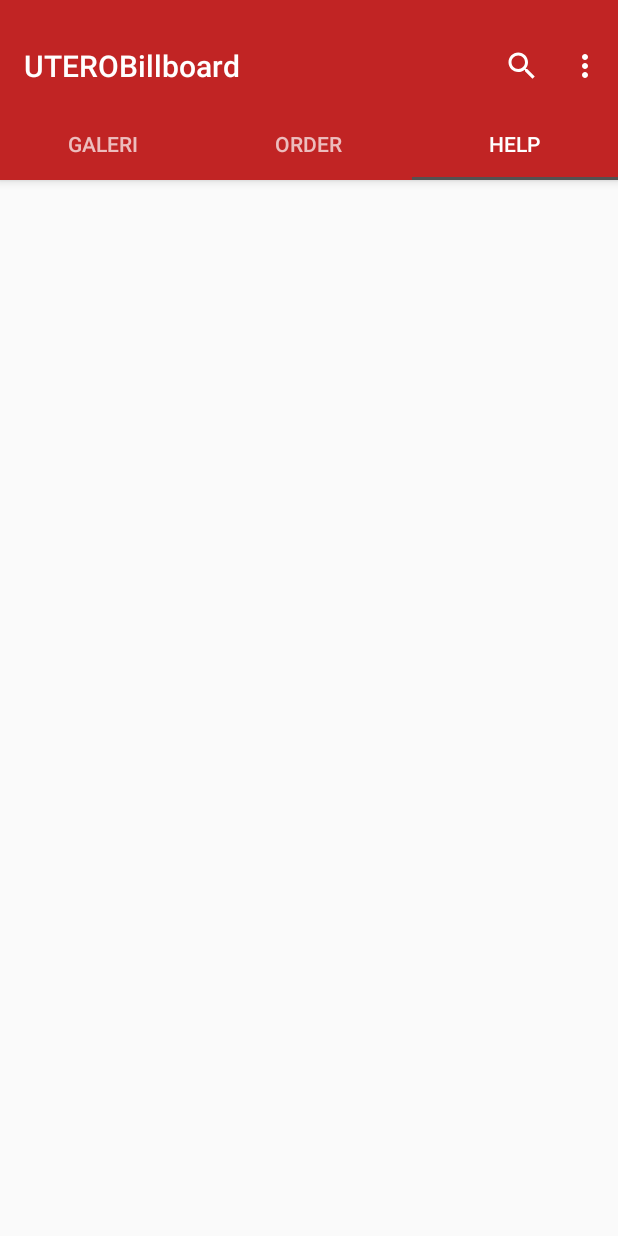
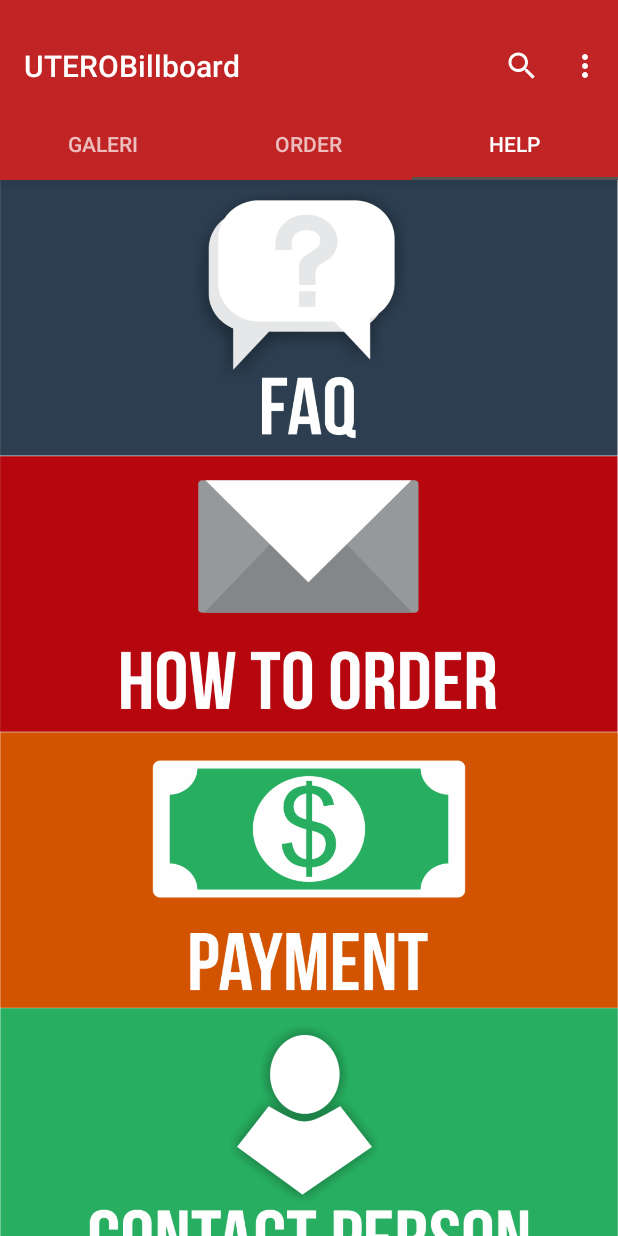
Before and after one commit to aulinarj/Utero, an Android app: the MainActivity screen opened directly, with no data from a screen before it, tab 3 chosen, on a phone screen of 412 x 824 dp. Run offline under Robolectric (Android 15) with nearby library versions, the phone set to English and light mode, and no system bars; pictures from the network do not load; 7 statements that could not run were skipped.

Commit message:
help (graphics)

```diff
--- /dev/null
+++ b/app/src/main/java/id/billboard/utero/uterobillboard/HelpFragment.java
@@ -0,0 +1,29 @@
+package id.billboard.utero.uterobillboard;
+
+
+import android.os.Bundle;
+import android.support.v4.app.Fragment;
+import android.view.LayoutInflater;
+import android.view.View;
+import android.view.ViewGroup;
+
+
+/**
+ * A simple {@link Fragment} subclass.
+ */
+public class HelpFragment extends Fragment {
+
+
+    public HelpFragment() {
+        // Required empty public constructor
+    }
+
+
+    @Override
+    public View onCreateView(LayoutInflater inflater, ViewGroup container,
+                             Bundle savedInstanceState) {
+        // Inflate the layout for this fragment
+        return inflater.inflate(R.layout.fragment_help, container, false);
+    }
+
+}
--- a/app/src/main/java/id/billboard/utero/uterobillboard/MainActivity.java
+++ b/app/src/main/java/id/billboard/utero/uterobillboard/MainActivity.java
@@ -138,6 +138,8 @@ public class MainActivity extends AppCompatActivity implements HotelAdapter.IHot
         public Fragment getItem(int position) {
             if (position == 0)
                 return new GaleryFragment();
+            else if (position == 2)
+                return new HelpFragment() ;
             else
                 return PlaceholderFragment.newInstance(position + 1);
         }
--- /dev/null
+++ b/app/src/main/res/layout/fragment_help.xml
@@ -0,0 +1,59 @@
+<?xml version="1.0" encoding="utf-8"?>
+<ScrollView xmlns:android="http://schemas.android.com/apk/res/android"
+    android:layout_width="match_parent"
+    android:layout_height="match_parent">
+<LinearLayout
+    xmlns:android="http://schemas.android.com/apk/res/android"
+    xmlns:tools="http://schemas.android.com/tools"
+    android:id="@+id/activity_button"
+    android:layout_width="match_parent"
+    android:layout_height="match_parent"
+    android:orientation="vertical"
+    android:weightSum="1"
+    tools:context="id.billboard.utero.uterobillboard.HelpFragment"
+    >
+
+    <!-- TODO: Update blank fragment layout -->
+    <Button
+        android:id="@+id/button1"
+        android:layout_width="match_parent"
+        android:layout_height="184dp"
+        android:layout_alignParentTop="true"
+        android:layout_centerHorizontal="true"
+        android:background="@drawable/help_faq"
+        android:padding="8dp"/>
+    <Button
+        android:id="@+id/button2"
+        android:layout_width="match_parent"
+        android:layout_height="184dp"
+        android:layout_alignParentTop="true"
+        android:layout_centerHorizontal="true"
+        android:background="@drawable/help_how"
+        android:padding="8dp"/>
+    <Button
+        android:id="@+id/button3"
+        android:layout_width="match_parent"
+        android:layout_height="184dp"
+        android:layout_alignParentTop="true"
+        android:layout_centerHorizontal="true"
+        android:background="@drawable/help_payment"
+        android:padding="8dp" />
+    <Button
+        android:id="@+id/button4"
+        android:layout_width="match_parent"
+        android:layout_height="184dp"
+        android:layout_alignParentTop="true"
+        android:layout_centerHorizontal="true"
+        android:background="@drawable/help_contact"
+        android:padding="8dp" />
+
+    <Button
+        android:id="@+id/button5"
+        android:layout_width="match_parent"
+        android:layout_height="184dp"
+        android:layout_alignParentTop="true"
+        android:layout_centerHorizontal="true"
+        android:background="@drawable/help_about"
+        />
+</LinearLayout>
+</ScrollView>
--- a/app/src/main/res/menu/menu_main.xml
+++ b/app/src/main/res/menu/menu_main.xml
@@ -5,13 +5,13 @@
     <item
         android:id="@+id/action_search"
         android:icon="@drawable/ic_search_black_24dp"
-        android:title="Cari Hotel"
+        android:title="Cari Billboard"
         app:actionViewClass="android.support.v7.widget.SearchView"
         app:showAsAction="ifRoom|collapseActionView" />
 
     <item
         android:id="@+id/action_settings"
         android:orderInCategory="100"
-        android:title="@string/action_settings"
+        android:title="Log Out"
         app:showAsAction="never" />
 </menu>
--- a/app/src/main/res/values/strings.xml
+++ b/app/src/main/res/values/strings.xml
@@ -91,4 +91,7 @@
         "For example, position the FAB to one side of stream of a cards so the FAB won’t interfere "
         "when a user tries to pick up one of cards.\n\n"
     </string>
+
+    <!-- TODO: Remove or change this placeholder text -->
+    <string name="hello_blank_fragment">Hello blank fragment</string>
 </resources>
--- a/build.gradle
+++ b/build.gradle
@@ -5,7 +5,7 @@ buildscript {
         jcenter()
     }
     dependencies {
-        classpath 'com.android.tools.build:gradle:2.2.3'
+        classpath 'com.android.tools.build:gradle:2.3.1'
 
         // NOTE: Do not place your application dependencies here; they belong
         // in the individual module build.gradle files
```
Also changed, not shown: app/src/main/res/drawable/help_about.png (added), app/src/main/res/drawable/help_contact.png (added), app/src/main/res/drawable/help_faq.png (added), app/src/main/res/drawable/help_how.png (added), app/src/main/res/drawable/help_payment.png (added), gradle/wrapper/gradle-wrapper.properties.
